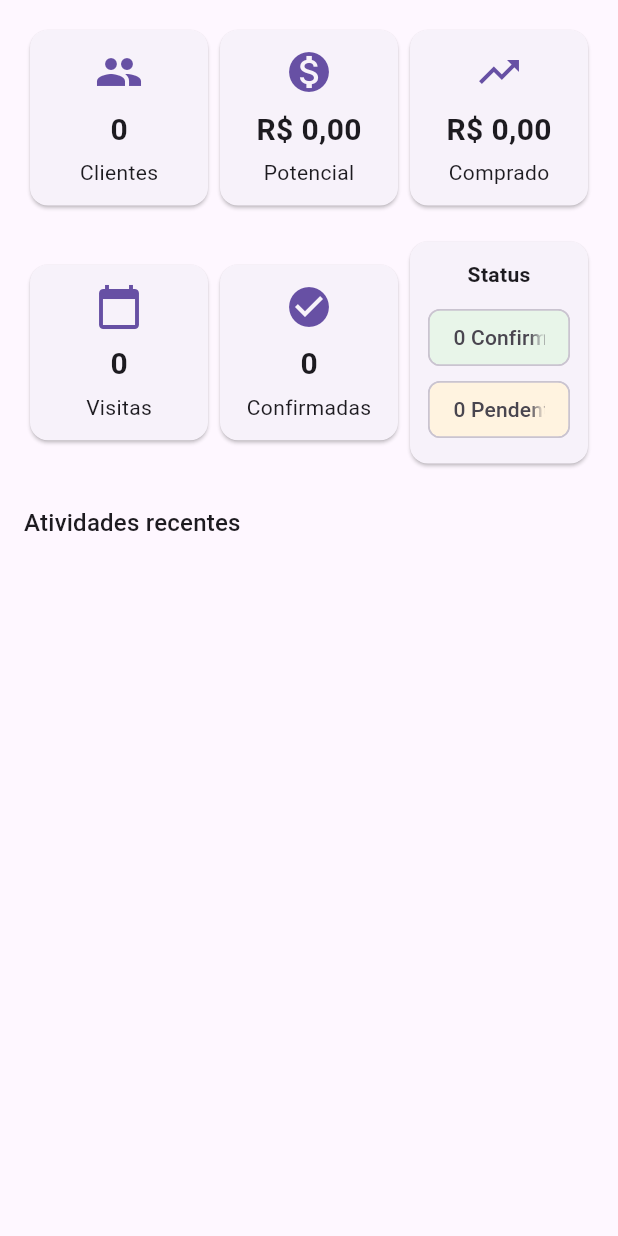
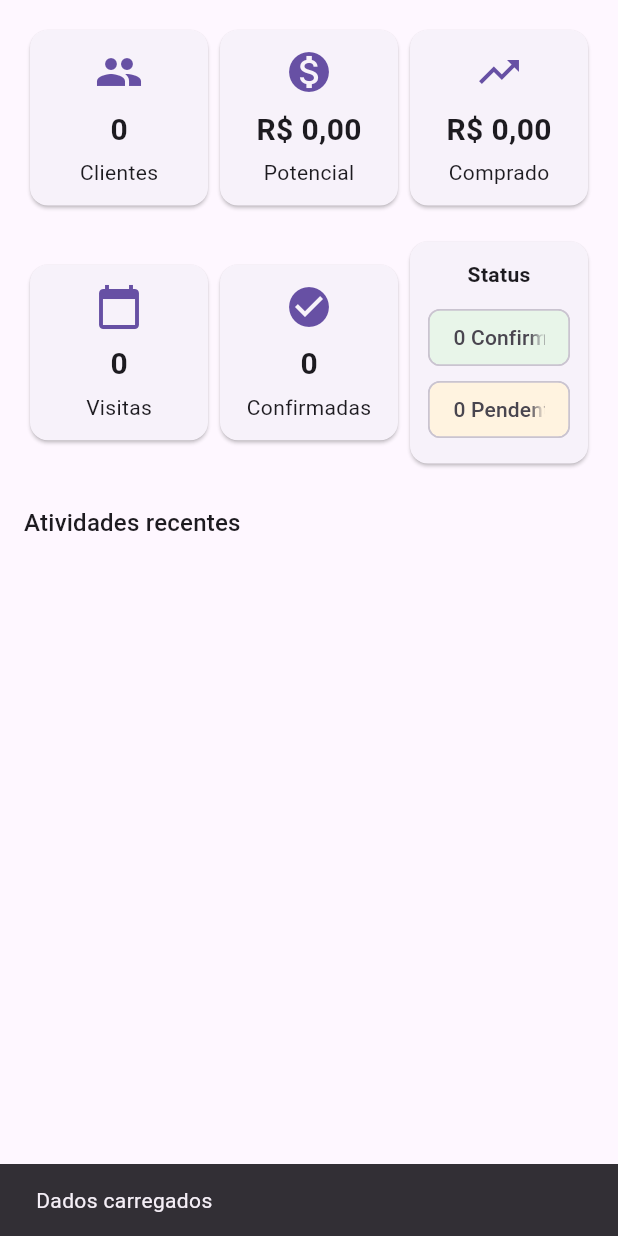
Before and after one commit to albertothe/agendarep, a Flutter app: the DashboardPage widget shown alone on an empty page, opened directly, on a phone screen of 412 x 824 dp. Run offline on Flutter 3.47's test engine with Material 3 defaults, Android fonts, the phone set to English and light mode, and no system bars; our stand-ins replace flutter_secure_storage; missing offline and left inert: jwt_decode; accounts and stored records are empty; network calls fail.

Commit message:
feat(mobile): show dashboard loaded message

```diff
--- a/mobile/agendarep_app/lib/dashboard_page.dart
+++ b/mobile/agendarep_app/lib/dashboard_page.dart
@@ -71,6 +71,11 @@ class _DashboardPageState extends State<DashboardPage> {
       }
     } finally {
       setState(() => loading = false);
+      if (mounted) {
+        ScaffoldMessenger.of(context).showSnackBar(
+          const SnackBar(content: Text('Dados carregados')),
+        );
+      }
     }
   }
 
```
